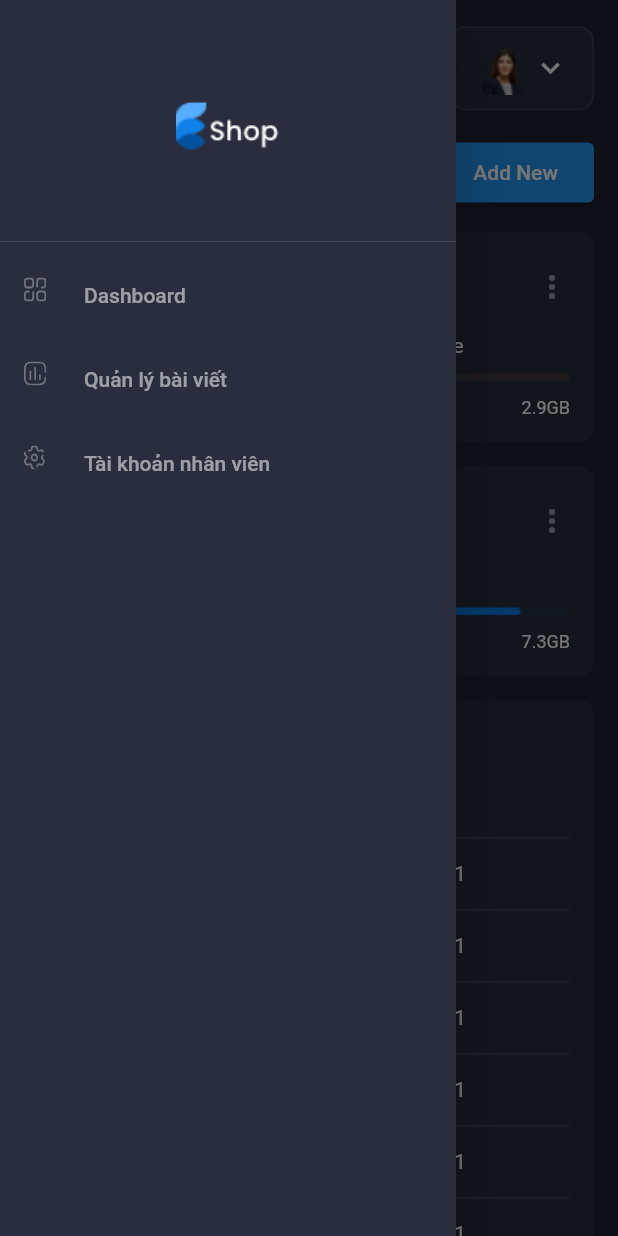
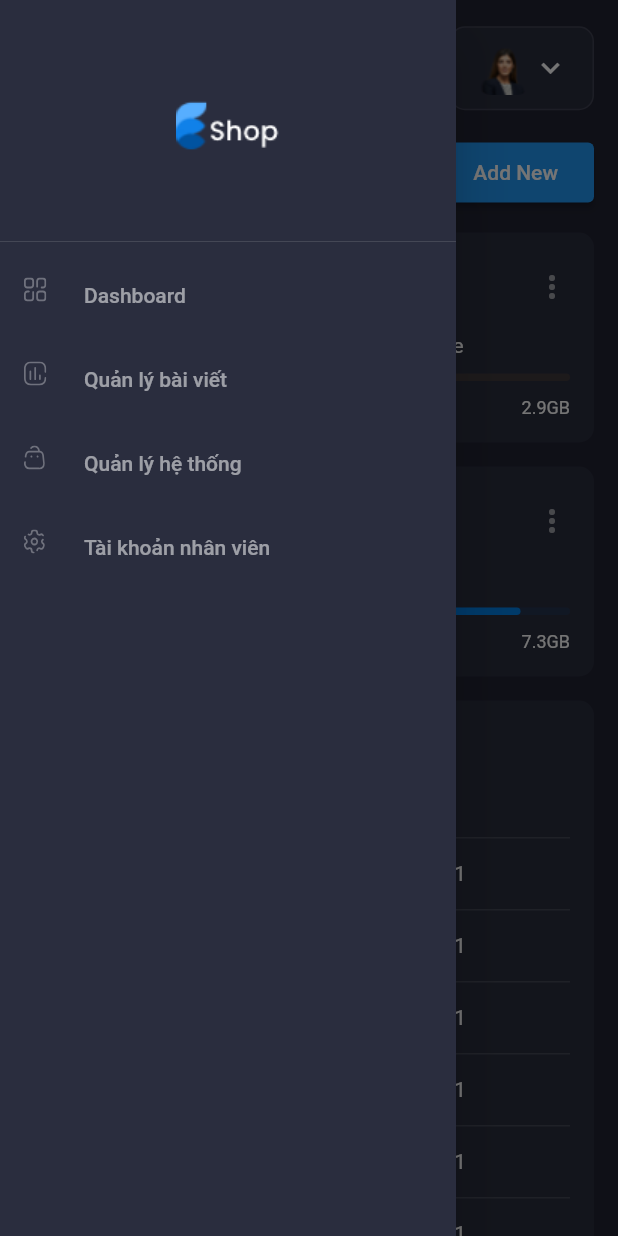
Before and after one commit to hueht21/qlphongtro_fontend, a Flutter app: the HomeAdminPage screen opened by its route, with the side drawer open, on a phone screen of 412 x 824 dp. Run offline on Flutter 3.47's test engine with Material 2 defaults, Android fonts, the phone set to English and light mode, and no system bars; drawn by our look-alikes of data_table_2; our stand-ins replace dio, fl_chart, flutter_svg, get, google_fonts; project files that could hold a hidden picture were left out.

Commit message:
'dayview'

```diff
--- a/lib/app/modules/home_admin/controllers/home_admin_controller.dart
+++ b/lib/app/modules/home_admin/controllers/home_admin_controller.dart
@@ -9,7 +9,11 @@ class HomeAdminController extends BaseGetxController{
   GlobalKey<ScaffoldState> get scaffoldKey => _scaffoldKey;
 
   RxString router = "/".obs;
+
   RxBool isManagePost = false.obs;
+
+  RxBool isAccount = false.obs;
+
 
   void controlMenu() {
     if (!_scaffoldKey.currentState!.isDrawerOpen ) {
--- a/lib/app/modules/home_admin/views/dashboard_screen.dart
+++ b/lib/app/modules/home_admin/views/dashboard_screen.dart
@@ -3,12 +3,14 @@ import 'package:get/get.dart';
 import 'package:qlphongtro/app/modules/home_admin/controllers/home_admin_controller.dart';
 import 'package:qlphongtro/app/modules/home_admin/views/recent_files.dart';
 import 'package:qlphongtro/app/modules/home_admin/views/storage_details.dart';
+import 'package:qlphongtro/app/routes/app_pages.dart';
 
 import '../../../core/values/constan.dart';
 import '../../../core/base/responsive.dart';
 import '../../accout_personnel/views/accout_personnal_infor.dart';
 import '../../accout_personnel/views/accout_personnel_page.dart';
 import '../../article_statistics/article_statistics_views/my_fields.dart';
+import '../../config_role/views/config_role_views.dart';
 import '../../post_waiting/views/post_waiting_page.dart';
 import 'header.dart';
 
@@ -24,7 +26,7 @@ class DashboardScreen extends GetView<HomeAdminController> {
             const Header(),
             const SizedBox(height: defaultPadding),
             Obx(
-              () =>  Row(
+              () => Row(
                 crossAxisAlignment: CrossAxisAlignment.start,
                 children: [
                   if (controller.router.value == "/") ...[
@@ -38,10 +40,12 @@ class DashboardScreen extends GetView<HomeAdminController> {
                       flex: 5,
                       child: AccoutPersonnalPage(), // các view chỉnh ở đây
                     ),
-                  ] else if (controller.router.value == "/view_post_waiting") ... [
-                    Expanded(
-                        flex: 5,
-                        child: PostWaitingPage())
+                  ] else if (controller.router.value ==
+                      "/view_post_waiting") ...[
+                    Expanded(flex: 5, child: PostWaitingPage())
+                  ] else if (controller.router.value ==
+                      Routes.CONFIG_ROLE) ...[
+                    Expanded(flex: 5, child: ConfigRolePage())
                   ],
 
                   ////
@@ -55,13 +59,13 @@ class DashboardScreen extends GetView<HomeAdminController> {
                         flex: 2,
                         child: StarageDetails(),
                       ),
-                    ] else if (controller.router.value == "/accout_personnal")
-                      ...[
-                        const Expanded(
-                          flex: 2,
-                          child: AccoutPersonnalInfor(),
-                        ),
-                      ]
+                    ] else if (controller.router.value ==
+                        "/accout_personnal") ...[
+                      const Expanded(
+                        flex: 2,
+                        child: AccoutPersonnalInfor(),
+                      ),
+                    ]
 
                     ////
                   ]
@@ -74,7 +78,7 @@ class DashboardScreen extends GetView<HomeAdminController> {
     );
   }
 
-  Widget _pageMyfile(BuildContext context){
+  Widget _pageMyfile(BuildContext context) {
     return Row(
       crossAxisAlignment: CrossAxisAlignment.start,
       children: [
@@ -91,8 +95,6 @@ class DashboardScreen extends GetView<HomeAdminController> {
       ],
     );
   }
-
-
 
   Widget _viewMyfile() {
     return Column(
--- a/lib/app/modules/home_admin/views/side_menu.dart
+++ b/lib/app/modules/home_admin/views/side_menu.dart
@@ -52,11 +52,33 @@ class SideMenu extends GetView<HomeAdminController> {
                 ).paddingOnly(left: 20)
               : SizedBox()),
 
-          // DrawerListTile(
-          //   title: "Store",
-          //   svgSrc: "assets/icons/menu_store.svg",
-          //   press: () {},
-          // ),
+          DrawerListTile(
+            title: "Quản lý hệ thống",
+            svgSrc: "assets/icons/menu_store.svg",
+            press: () {
+              controller.isAccount.value = !controller.isAccount.value;
+            },
+          ),
+          Obx(() => controller.isAccount.value
+              ? Column(
+                  children: [
+                    DrawerListTile(
+                      title: "Quản lý role",
+                      svgSrc: "assets/icons/menu_task.svg",
+                      press: () {
+                        controller.router.value = Routes.CONFIG_ROLE;
+                        Get.back();
+                      },
+                    ).paddingOnly(left: 20),
+                    DrawerListTile(
+                      title: "Quản lý menu",
+                      svgSrc: "assets/icons/menu_doc.svg",
+                      press: () {},
+                    ).paddingOnly(left: 20),
+                  ],
+                ).paddingOnly(left: 20)
+              : SizedBox()),
+
           // DrawerListTile(
           //   title: "Notification",
           //   svgSrc: "assets/icons/menu_notification.svg",
--- a/lib/app/routes/app_pages.dart
+++ b/lib/app/routes/app_pages.dart
@@ -2,6 +2,7 @@ import 'package:get/get.dart';
 import 'package:qlphongtro/app/modules/accout_personnel/binding/accout_personnal_binding.dart';
 import 'package:qlphongtro/app/modules/home_admin/binding/home_admin_binding.dart';
 import '../modules/accout_personnel/views/accout_personnel_page.dart';
+import '../modules/config_role/views/config_role_views.dart';
 import '../modules/create_personnal/bindings/create_presonnal_binding.dart';
 import '../modules/create_personnal/views/create_personnal_page.dart';
 import '../modules/home_admin/views/home_admin_page.dart';
@@ -35,5 +36,9 @@ class AppPages {
       page: () => CreateAccPersonnal(),
       binding: CreatePresonnalBinding()
     ),
+    GetPage(
+      name: _Paths.CONFIG_ROLE,
+      page: () => ConfigRolePage(),
+    ),
   ];
 }
--- a/lib/app/routes/app_routes.dart
+++ b/lib/app/routes/app_routes.dart
@@ -8,6 +8,7 @@ abstract class Routes {
   static const ACCOUT_PERSONNAL = _Paths.ACCOUT_PERSONNAL;
   static const CREATE_ACC_PERSONNAL = _Paths.CREATE_ACC_PERSONNAL;
   static const VIEW_WAITING_POST = _Paths.VIEW_WAITING_POST;
+  static const CONFIG_ROLE = _Paths.CONFIG_ROLE;
 }
 
 abstract class _Paths {
@@ -17,4 +18,5 @@ abstract class _Paths {
   static const ACCOUT_PERSONNAL = '/accout_personnal';
   static const CREATE_ACC_PERSONNAL = '/create_acc_personnal';
   static const VIEW_WAITING_POST = '/view_post_waiting';
+  static const CONFIG_ROLE = '/config_role';
 }
--- a/lib/main.dart
+++ b/lib/main.dart
@@ -9,7 +9,7 @@ void main() {
   runApp(
     GetMaterialApp(
       debugShowCheckedModeBanner : false,
-      title: "Application",
+      title: "Phong Tro FStack",
       theme: ThemeData.dark().copyWith(
         scaffoldBackgroundColor: bgColor,
         canvasColor: secondaryColor,
```
Also changed, not shown: lib/app/core/values/string_values.dart (+18 -1 lines), lib/app/modules/config_role/views/config_role_views.dart (added, +60 -0 lines), lib/app/modules/post_waiting/views/post_waiting_page.dart (+16 -16 lines).
